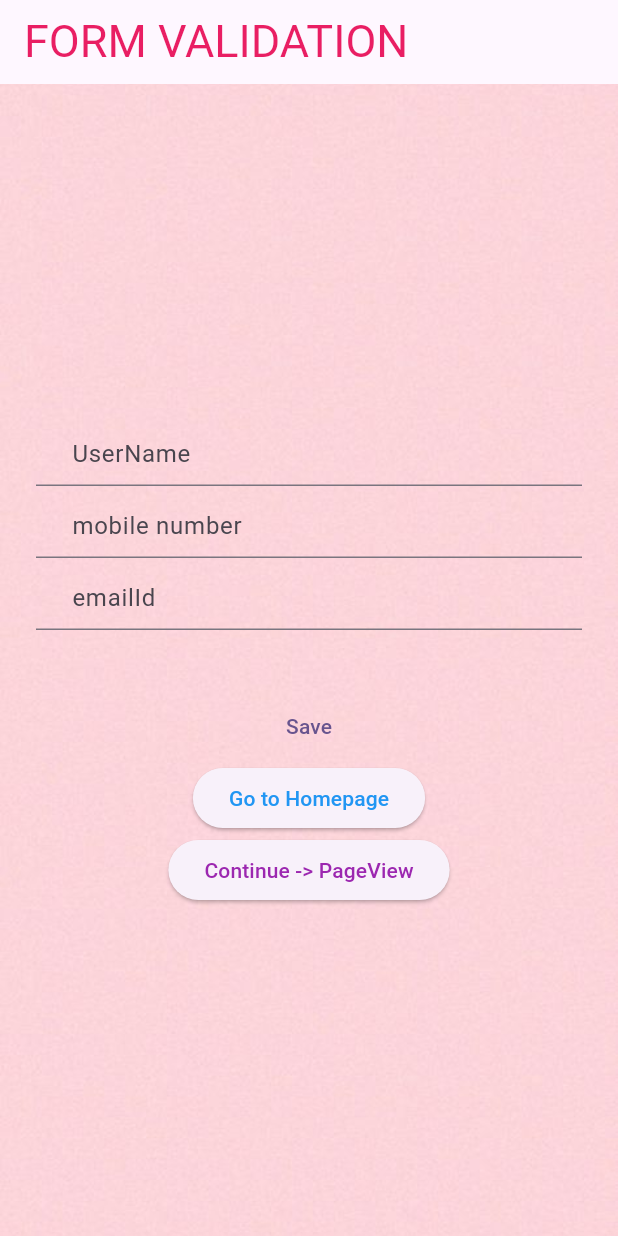
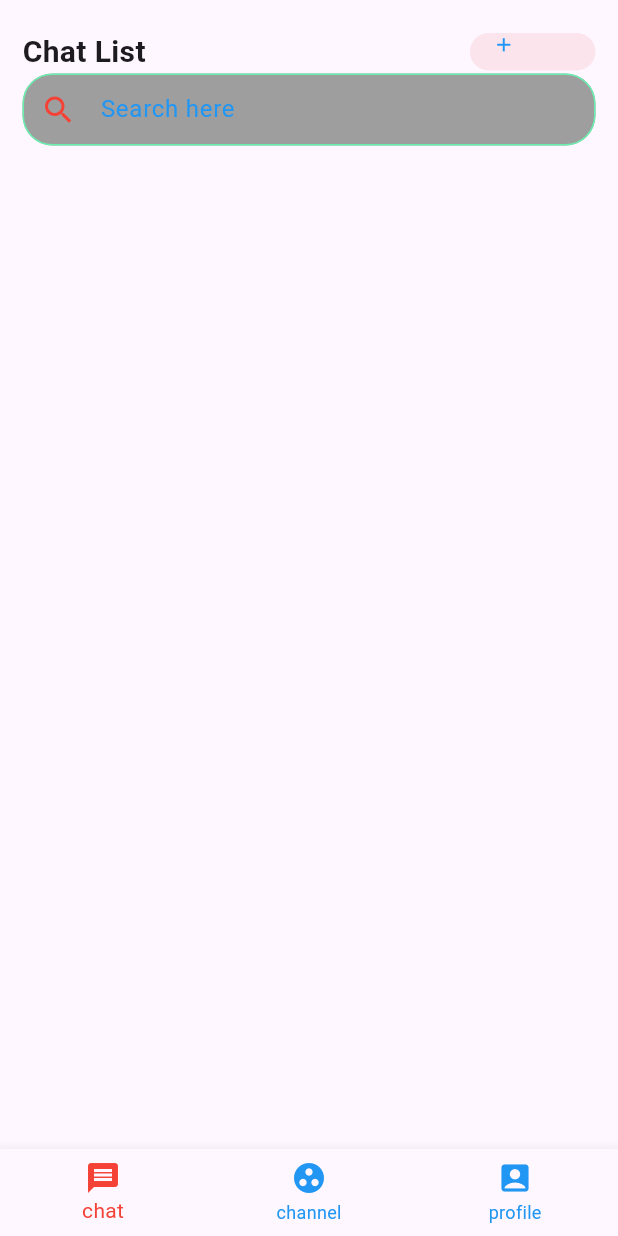
Before and after one commit to ramyarnw/flutter_training, a Flutter app: the screen it shows after launch, on a phone screen of 412 x 824 dp. Run offline on Flutter 3.47's test engine with Material 3 defaults, Android fonts, the phone set to English and light mode, and no system bars.

Commit message:
chat page tried like app bar, search bar, bottom navigation bar

```diff
--- a/lib/main.dart
+++ b/lib/main.dart
@@ -1,7 +1,9 @@
 import 'package:flutter/material.dart';
 import 'package:flutter_training/stateful_widget/color_change.dart';
 import 'package:flutter_training/stateful_widget/form.dart';
+import 'stateful_widget/chat_screen.dart';
 import 'stateful_widget/form_validation.dart';
+import 'stateless_widgets/chat.dart';
 import 'stateless_widgets/colors.dart';
 import 'package:flutter_training/stateless_widgets/login_page.dart';
 import 'package:flutter_training/stateless_widgets/signup_page.dart';
@@ -38,7 +40,7 @@ class MyApp extends StatelessWidget {
         colorScheme: ColorScheme.fromSeed(seedColor: Colors.deepPurple),
         useMaterial3: true,
       ),
-      home: TextFormFieldExample(),
+      home: AppChat(),
       debugShowCheckedModeBanner: false,
     );
   }
--- /dev/null
+++ b/lib/stateful_widget/chat_page.dart
@@ -0,0 +1,84 @@
+import 'package:flutter/material.dart';
+
+class ChatPage extends StatefulWidget {
+  const ChatPage({super.key});
+
+  @override
+  State<ChatPage> createState() => _ChatPageState();
+}
+
+class _ChatPageState extends State<ChatPage> {
+  @override
+  Widget build(BuildContext context) {
+    return Scaffold(
+      body: SingleChildScrollView(
+        child: Column(
+          crossAxisAlignment: CrossAxisAlignment.start,
+          children: <Widget>[
+            SafeArea(
+              child: Padding(
+                padding: const EdgeInsets.only(left: 15, right: 15, top: 20),
+                child: Row(
+                  mainAxisAlignment: MainAxisAlignment.spaceBetween,
+                  children: <Widget>[
+                    const Text(
+                      'Chat List',
+                      style:
+                          TextStyle(fontWeight: FontWeight.bold, fontSize: 20),
+                    ),
+                    Container(
+                      padding: const EdgeInsets.only(
+                          left: 15, right: 15, bottom: 20),
+                      height: 25,
+                      decoration: BoxDecoration(
+                        borderRadius: BorderRadius.circular(20),
+                        color: Colors.pink[50],
+                      ),
+                      child: const Row(
+                        children: <Widget>[
+                          Icon(
+                            Icons.add,
+                            color: Colors.blue,
+                            size: 15,
+                          ),
+                          SizedBox(
+                            width: 2,
+                          ),
+                          Text(
+                            'Add',
+                            style: TextStyle(
+                                fontSize: 20,
+                                fontWeight: FontWeight.bold,
+                                color: Colors.red),
+                          )
+                        ],
+                      ),
+                    ),
+                  ],
+                ),
+              ),
+
+            ),
+            Padding(padding: const EdgeInsets.only(left: 15,right: 15,bottom: 20),
+              child: TextField(
+                decoration: InputDecoration(
+                    hintText: 'Search here',
+                    hintStyle: const TextStyle(color: Colors.blue),
+                    prefixIcon: const Icon(Icons.search,color: Colors.red,),
+                    filled: true,
+                    fillColor: Colors.grey,
+                    contentPadding: const EdgeInsets.all(7),
+                    enabledBorder: OutlineInputBorder(
+                        borderRadius: BorderRadius.circular(20),
+                        borderSide: BorderSide(
+                          color: Colors.greenAccent,
+                        )
+                    )
+                ),
+              ),)
+          ],
+        ),
+      ),
+    );
+  }
+}
--- /dev/null
+++ b/lib/stateless_widgets/chat.dart
@@ -0,0 +1,33 @@
+import 'package:flutter/cupertino.dart';
+import 'package:flutter/material.dart';
+
+import '../stateful_widget/chat_page.dart';
+
+class AppChat extends StatelessWidget {
+  const AppChat({super.key});
+
+  @override
+  Widget build(BuildContext context) {
+    return Scaffold(
+      body: ChatPage(),
+      bottomNavigationBar: BottomNavigationBar(
+        selectedItemColor: Colors.red,
+          unselectedItemColor: Colors.blue,
+          items: [
+        BottomNavigationBarItem(
+          icon: Icon(Icons.message),
+          label: 'chat',
+          // title: Text("chat"),
+        ),
+        BottomNavigationBarItem(
+          icon: Icon(Icons.group_work),
+          label: 'channel',
+        ),
+        BottomNavigationBarItem(
+          icon: Icon(Icons.account_box),
+          label: 'profile',
+        ),
+      ]),
+    );
+  }
+}
--- a/lib/widget/text_form_field.dart
+++ b/lib/widget/text_form_field.dart
@@ -7,7 +7,7 @@ class AppTextFormField extends StatelessWidget {
     this.iconColor,
     this.obscure = false,
     this.forceErrorText,
-    this.validator, required this.controller, required this.onChanged,
+    this.validator, required this.controller,  this.onChanged,
   });
 
   final String hintText;
@@ -16,12 +16,12 @@ class AppTextFormField extends StatelessWidget {
   final String? forceErrorText;
   final String? Function(String?)? validator;
   final String? Function(String?)? onChanged;
-
 final TextEditingController controller;
   @override
   Widget build(BuildContext context) {
 
     return TextFormField(
+
       obscureText: obscure,
       forceErrorText: forceErrorText,
      validator: validator,
```
Also changed, not shown: lib/stateful_widget/chat_screen.dart (added, +62 -0 lines), lib/stateful_widget/form_validation.dart (+3 -9 lines), lib/stateless_widgets/login_page.dart (+10 -3 lines), lib/widget/text_field.dart (added, +20 -0 lines).
